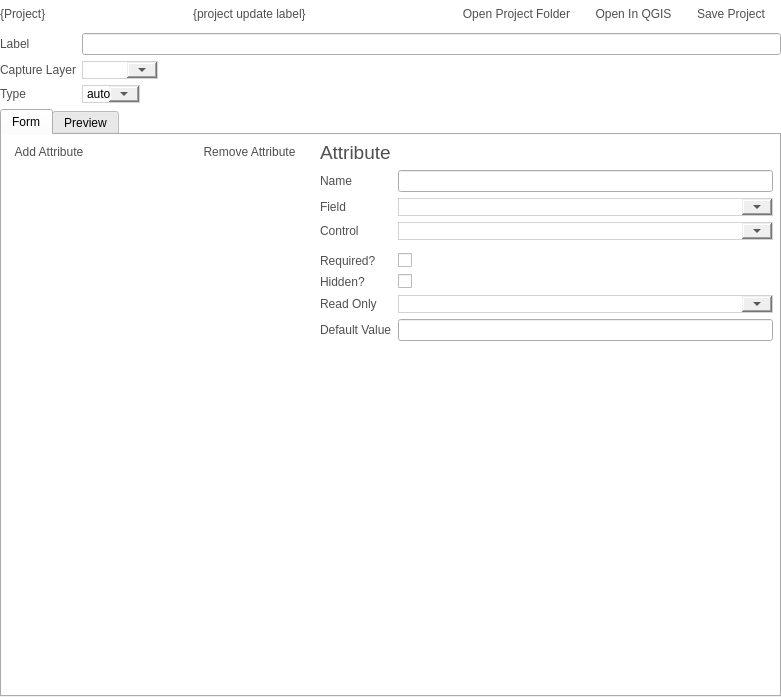
Old version of the form src/configmanager/ui/ui_projectwidget.ui in the repository roam-qgis/Roam.
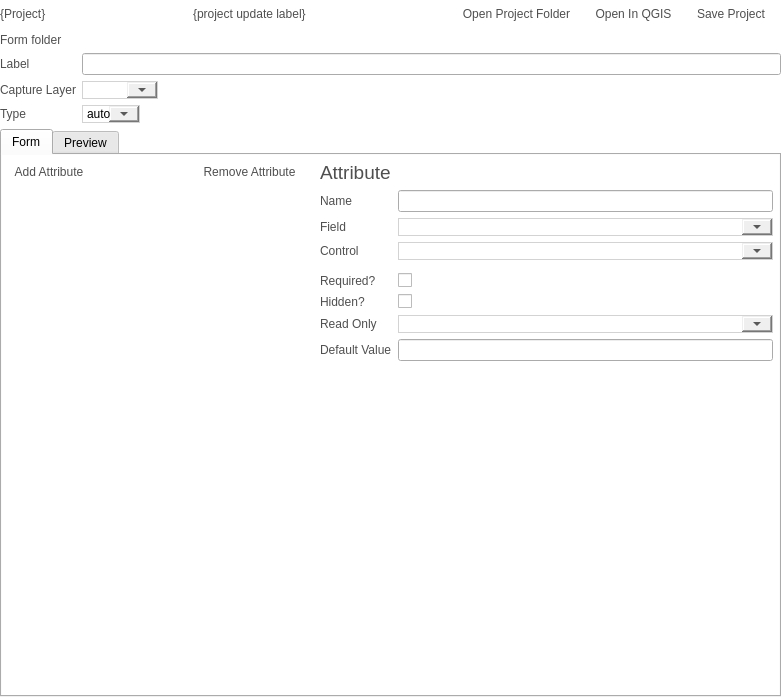
New version of the form. Icons and pictures are not drawn. Custom widgets are drawn as their Qt base class.

Commit message: Add folder label. Open folder on click

```diff
--- a/src/configmanager/ui/ui_projectwidget.ui
+++ b/src/configmanager/ui/ui_projectwidget.ui
@@ -382,17 +382,17 @@
          <property name="fieldGrowthPolicy">
           <enum>QFormLayout::ExpandingFieldsGrow</enum>
          </property>
-         <item row="0" column="0">
+         <item row="1" column="0">
           <widget class="QLabel" name="label_6">
            <property name="text">
             <string>Label</string>
            </property>
           </widget>
          </item>
-         <item row="0" column="1">
+         <item row="1" column="1">
           <widget class="QLineEdit" name="formLabelText"/>
          </item>
-         <item row="1" column="0">
+         <item row="2" column="0">
           <widget class="QLabel" name="label_7">
            <property name="toolTip">
             <string>&lt;!DOCTYPE HTML PUBLIC &quot;-//W3C//DTD HTML 4.0//EN&quot; &quot;http://www.w3.org/TR/REC-html40/strict.dtd&quot;&gt;
@@ -410,21 +410,21 @@
            </property>
           </widget>
          </item>
-         <item row="1" column="1">
+         <item row="2" column="1">
           <widget class="QComboBox" name="layerCombo">
            <property name="editable">
             <bool>false</bool>
            </property>
           </widget>
          </item>
-         <item row="2" column="0">
+         <item row="3" column="0">
           <widget class="QLabel" name="label_5">
            <property name="text">
             <string>Type</string>
            </property>
           </widget>
          </item>
-         <item row="2" column="1">
+         <item row="3" column="1">
           <layout class="QHBoxLayout" name="horizontalLayout">
            <item>
             <widget class="QComboBox" name="formtypeCombo">
@@ -437,6 +437,20 @@
            </item>
           </layout>
          </item>
+         <item row="0" column="0">
+          <widget class="QLabel" name="label_16">
+           <property name="text">
+            <string>Form folder</string>
+           </property>
+          </widget>
+         </item>
+         <item row="0" column="1">
+          <widget class="QLabel" name="formfolderLabel">
+           <property name="text">
+            <string/>
+           </property>
+          </widget>
+         </item>
         </layout>
        </item>
        <item row="1" column="0">
```
Left out of the diff: 5 changed lines with no effect on the pictures. The commit also changes 1 other file.
